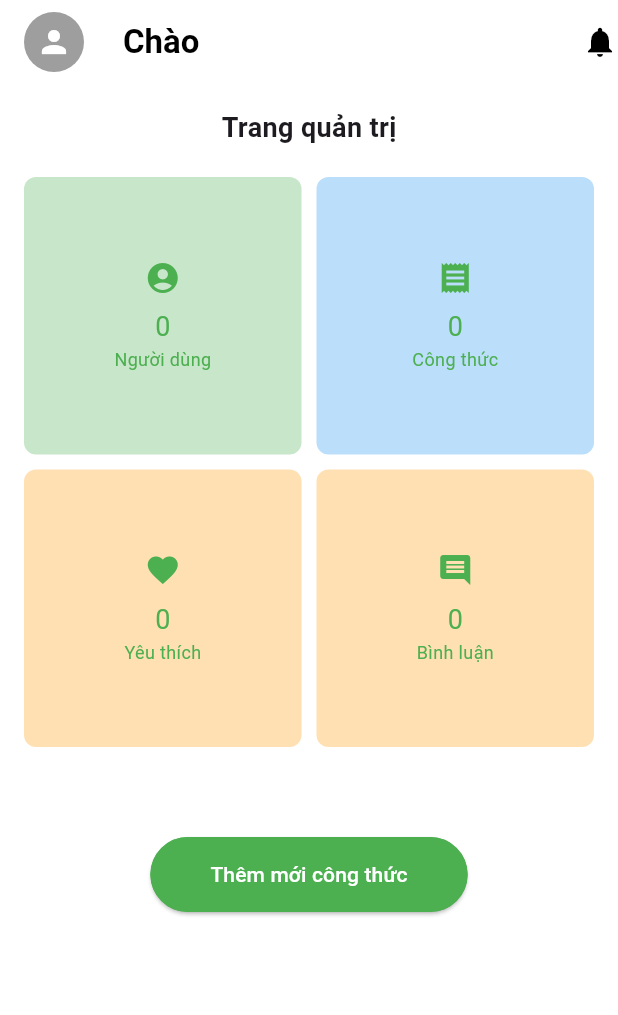
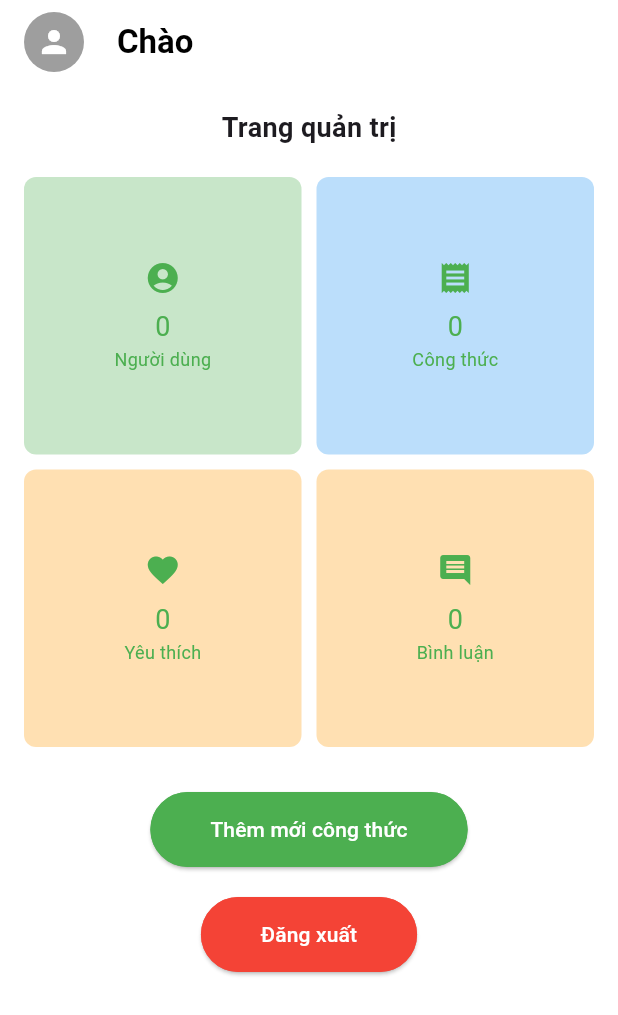
Before and after one commit to MonxzB/flavouries, a Flutter app: the AdminHome screen opened directly, on a phone screen of 412 x 824 dp. Shown: the top 1015 px of the screen. Run offline on Flutter 3.47's test engine with Material 3 defaults, Android fonts, the light colour scheme and no system bars; our stand-ins replace carousel_slider, cloud_firestore, curved_navigation_bar, firebase_auth, firebase_core, firebase_storage and 3 more; accounts and stored records are empty.

Commit message:
4/4 lần 4

```diff
--- a/lib/ui/Admin/admin_home.dart
+++ b/lib/ui/Admin/admin_home.dart
@@ -6,6 +6,7 @@ import 'package:fluttertest/ui/Admin/AdminFavourite/admin_favorite.dart';
 import 'package:fluttertest/ui/Admin/AdminRecipe/admin_recipe.dart';
 import 'package:fluttertest/ui/Admin/AdminUser/admin_user.dart';
 import 'package:fluttertest/ui/Community/comm_create.dart';
+import 'package:fluttertest/Screens/Login/login_screen.dart';
 
 class AdminHome extends StatefulWidget {
   @override
@@ -73,6 +74,23 @@ class _AdminHomeState extends State<AdminHome> {
       }
     } catch (e) {
       print("Error fetching user data: $e");
+    }
+  }
+
+  // Log out the user
+  Future<void> _logout() async {
+    try {
+      await FirebaseAuth.instance.signOut(); // Sign out from Firebase
+
+      // Navigate to the login screen
+      Navigator.pushReplacement(
+        context,
+        MaterialPageRoute(
+          builder: (context) => LoginScreen(), // Navigate to LoginScreen
+        ),
+      );
+    } catch (e) {
+      print("Error during logout: $e");
     }
   }
 
@@ -178,12 +196,12 @@ class _AdminHomeState extends State<AdminHome> {
               },
             ),
 
-            SizedBox(height: 60),
+            SizedBox(height: 30),
 
             // Buttons
             ElevatedButton(
               onPressed: () {
-                // Điều hướng sang CreatePostScreen khi nhấn nút
+                // Navigate to CreatePostScreen when the button is pressed
                 Navigator.push(
                   context,
                   MaterialPageRoute(builder: (context) => CreatePostScreen()),
@@ -192,7 +210,7 @@ class _AdminHomeState extends State<AdminHome> {
               child: Text(
                 'Thêm mới công thức',
                 style: TextStyle(
-                  color: Colors.white, // Đặt màu chữ là màu trắng
+                  color: Colors.white, // Set the text color to white
                 ),
               ),
               style: ElevatedButton.styleFrom(
@@ -204,6 +222,29 @@ class _AdminHomeState extends State<AdminHome> {
                 padding: EdgeInsets.symmetric(horizontal: 40, vertical: 15),
               ),
             ),
+
+            SizedBox(height: 20),
+
+            // Logout Button
+            ElevatedButton(
+              onPressed: _logout, // Call the logout function
+              child: Text(
+                'Đăng xuất',
+                style: TextStyle(
+                  color: Colors.white, // Set the text color to white
+                ),
+              ),
+              style: ElevatedButton.styleFrom(
+                backgroundColor: Colors.red, // Make logout button red
+                shape: RoundedRectangleBorder(
+                  borderRadius: BorderRadius.circular(30),
+                  side: BorderSide(color: Colors.red),
+                ),
+                padding: EdgeInsets.symmetric(horizontal: 40, vertical: 15),
+              ),
+            ),
+
+            SizedBox(height: 5),
           ],
         ),
       ),
@@ -229,9 +270,9 @@ class _AdminHomeState extends State<AdminHome> {
         padding: const EdgeInsets.only(right: 16.0),
         child: Row(
           children: [
-            SizedBox(width: 10),
+            SizedBox(width: 6),
             Text(
-              'Chào $userName', // Hiển thị tên người dùng
+              'Chào $userName', // Display user's name
               style: TextStyle(
                 color: Colors.black,
                 fontWeight: FontWeight.bold,
@@ -241,7 +282,7 @@ class _AdminHomeState extends State<AdminHome> {
         ),
       ),
       centerTitle: true,
-      actions: [Icon(Icons.notifications, color: Colors.black)],
+      // actions: [Icon(Icons.notifications, color: Colors.black)],
     );
   }
 }
```
Also changed, not shown: lib/ui/Admin/AdminComment/admin_cmt.dart (+19 -12 lines).
